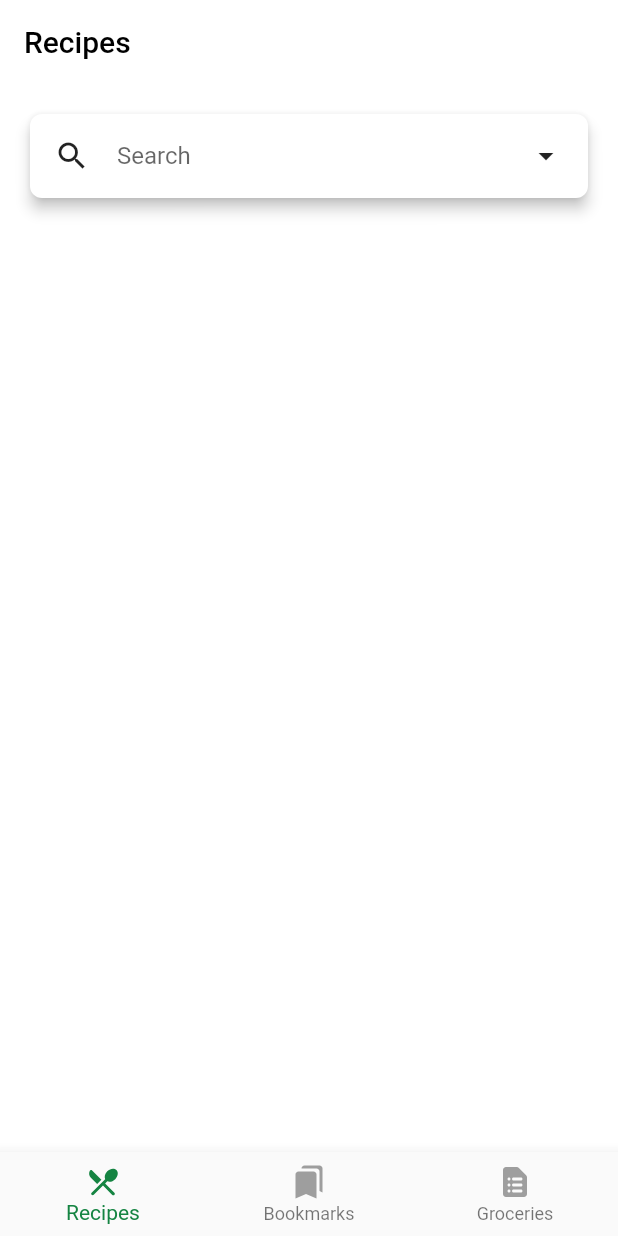
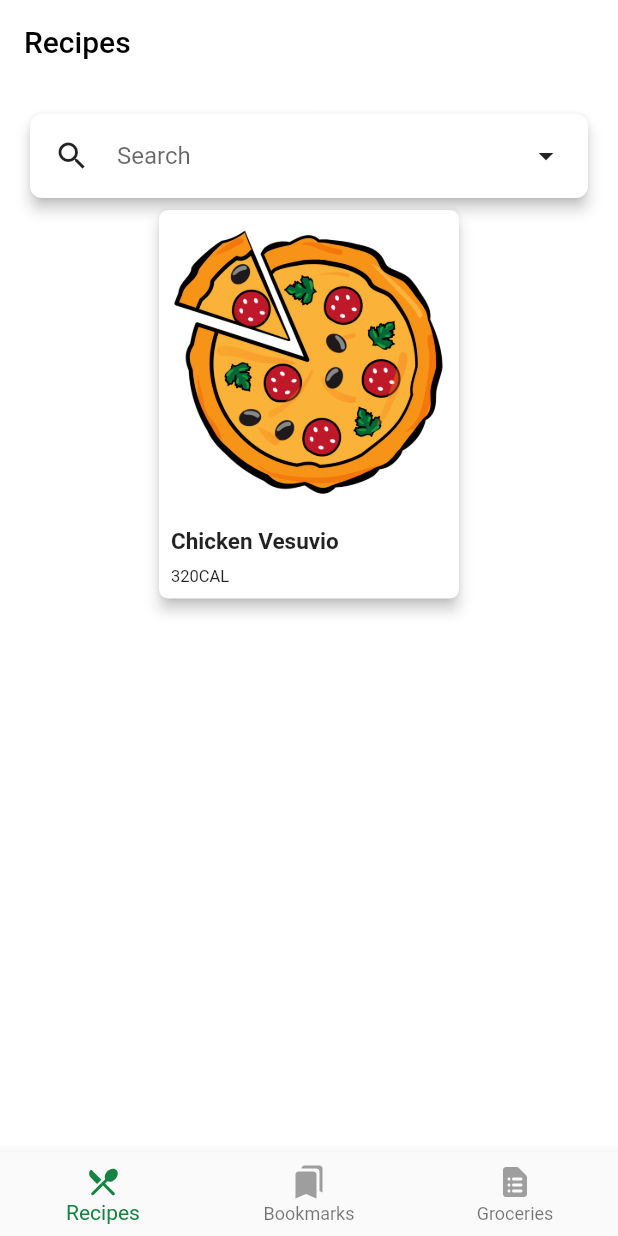
Before and after one commit to 9OSU1G02/Recipe-Finder, a Flutter app: the screen it shows after launch, on a phone screen of 412 x 824 dp. Run offline on Flutter 3.47's test engine with Material 2 defaults, Android fonts, the phone set to English and light mode, and no system bars; our stand-ins replace flutter_slidable, flutter_svg, shared_preferences.

Commit message:
Recipe Json serializable

```diff
--- /dev/null
+++ b/lib/network/recipe_model.dart
@@ -0,0 +1,102 @@
+import 'package:json_annotation/json_annotation.dart';
+part 'recipe_model.g.dart';
+@JsonSerializable()
+class APIRecipeQuery {
+  factory APIRecipeQuery.fromJson(Map<String, dynamic> json) =>
+      _$APIRecipeQueryFromJson(json);
+
+  Map<String, dynamic> toJson() => _$APIRecipeQueryToJson(this);
+  @JsonKey(name: 'q')
+  String query;
+  int from;
+  int to;
+  bool more;
+  int count;
+  List<APIHits> hits;
+
+  APIRecipeQuery({
+    required this.query,
+    required this.from,
+    required this.to,
+    required this.more,
+    required this.count,
+    required this.hits,
+  });
+}
+
+@JsonSerializable()
+class APIHits {
+  // 2
+  APIRecipe recipe;
+
+  // 3
+  APIHits({
+    required this.recipe,
+  });
+
+  // 4
+  factory APIHits.fromJson(Map<String, dynamic> json) =>
+      _$APIHitsFromJson(json);
+  Map<String, dynamic> toJson() => _$APIHitsToJson(this);
+}
+
+@JsonSerializable()
+class APIRecipe {
+  // 1
+  String label;
+  String image;
+  String url;
+  // 2
+  List<APIIngredients> ingredients;
+  double calories;
+  double totalWeight;
+  double totalTime;
+
+  APIRecipe({
+    required this.label,
+    required this.image,
+    required this.url,
+    required this.ingredients,
+    required this.calories,
+    required this.totalWeight,
+    required this.totalTime,
+  });
+
+  // 3
+  factory APIRecipe.fromJson(Map<String, dynamic> json) =>
+      _$APIRecipeFromJson(json);
+  Map<String, dynamic> toJson() => _$APIRecipeToJson(this);
+}
+
+String getCalories(double? calories) {
+  if (calories == null) {
+    return '0 KCAL';
+  }
+  return '${calories.floor()} KCAL';
+}
+
+// 5
+String getWeight(double? weight) {
+  if (weight == null) {
+    return '0g';
+  }
+  return '${weight.floor()}g';
+}
+
+@JsonSerializable()
+class APIIngredients {
+  // 6
+  @JsonKey(name: 'text')
+  String name;
+  double weight;
+
+  APIIngredients({
+    required this.name,
+    required this.weight,
+  });
+
+  // 7
+  factory APIIngredients.fromJson(Map<String, dynamic> json) =>
+      _$APIIngredientsFromJson(json);
+  Map<String, dynamic> toJson() => _$APIIngredientsToJson(this);
+}
--- a/lib/ui/recipes/recipe_list.dart
+++ b/lib/ui/recipes/recipe_list.dart
@@ -4,6 +4,11 @@ import 'package:flutter/material.dart';
 import 'package:shared_preferences/shared_preferences.dart';
 import '../widgets/custom_dropdown.dart';
 import '../colors.dart';
+import 'dart:convert';
+import '../../network/recipe_model.dart';
+import 'package:flutter/services.dart';
+import '../recipe_card.dart';
+import 'recipe_details.dart';
 
 class RecipeList extends StatefulWidget {
   const RecipeList({Key? key}) : super(key: key);
@@ -25,12 +30,12 @@ class _RecipeListState extends State<RecipeList> {
   bool loading = false;
   bool inErrorState = false;
   List<String> previousSearches = <String>[];
-  // TODO: Add _currentRecipes1
+  APIRecipeQuery? _currentRecipes1;
 
   @override
   void initState() {
     super.initState();
-    // TODO: Call loadRecipes()
+    loadRecipes();
 
     // TODO: Call getPreviousSearches
     searchTextController = TextEditingController(text: '');
@@ -54,7 +59,14 @@ class _RecipeListState extends State<RecipeList> {
     });
   }
 
-  // TODO: Add loadRecipes
+  Future loadRecipes() async {
+    // 1
+    final jsonString = await rootBundle.loadString('assets/recipes1.json');
+    setState(() {
+      // 2
+      _currentRecipes1 = APIRecipeQuery.fromJson(jsonDecode(jsonString));
+    });
+  }
 
   @override
   void dispose() {
@@ -181,16 +193,37 @@ class _RecipeListState extends State<RecipeList> {
     });
   }
 
-  // TODO: Replace method
   Widget _buildRecipeLoader(BuildContext context) {
-    if (searchTextController.text.length < 3) {
+    // 1
+    if (_currentRecipes1 == null || _currentRecipes1?.hits == null) {
       return Container();
     }
-    // Show a loading indicator while waiting for the movies
-    return const Center(
-      child: CircularProgressIndicator(),
+    // Show a loading indicator while waiting for the recipes
+    return Flexible(
+      child: ListView.builder(
+        itemCount: 1,
+        itemBuilder: (BuildContext context, int index) {
+          return Center(
+              child: _buildRecipeCard(context, _currentRecipes1!.hits, 0));
+        },
+      ),
     );
   }
 
-  // TODO: Add _buildRecipeCard
+  Widget _buildRecipeCard(
+      BuildContext topLevelContext, List<APIHits> hits, int index) {
+    // 1
+    final recipe = hits[index].recipe;
+    return GestureDetector(
+      onTap: () {
+        Navigator.push(topLevelContext, MaterialPageRoute(
+          builder: (context) {
+            return const RecipeDetails();
+          },
+        ));
+      },
+      // 2
+      child: recipeStringCard(recipe.image, recipe.label),
+    );
+  }
 }
--- a/pubspec.yaml
+++ b/pubspec.yaml
@@ -40,6 +40,7 @@ dependencies:
   platform: ^3.1.0
   flutter_svg: ^2.0.4
   shared_preferences: ^2.0.20
+  json_annotation: ^4.8.0
 
 dev_dependencies:
   flutter_test:
@@ -51,6 +52,8 @@ dev_dependencies:
   # package. See that file for information about deactivating specific lint
   # rules and activating additional ones.
   flutter_lints: ^2.0.0
+  json_serializable: ^6.6.1
+  build_runner: ^2.3.3
 
 # For information on the generic Dart part of this file, see the
 # following page: https://dart.dev/tools/pub/pubspec
```
Also changed, not shown: lib/network/recipe_model.g.dart (added), pubspec.lock.
